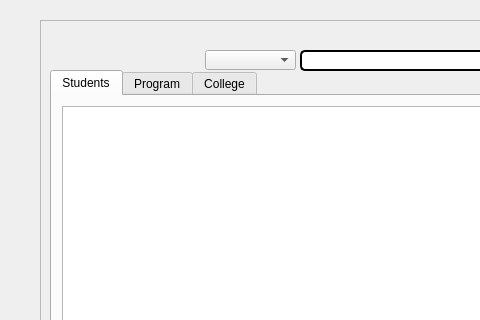
The window that mainwindow.ui (Kris2103/CCC151-CSV) describes before a commit, drawn with Qt 5; both pictures show x 400 to 880 and y 0 to 320 of the 1220 by 683 pixel window.
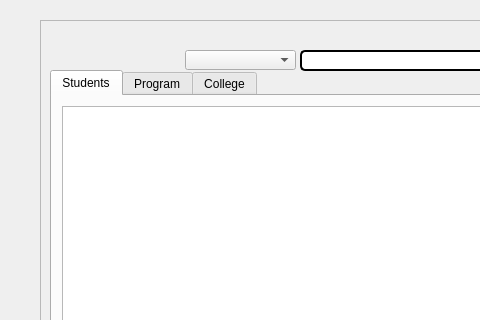
The same window after the commit.

Commit message:
Final(sure na jud)
Last nalang jud sa UI

What changed in the file:
```diff
--- a/mainwindow.ui
+++ b/mainwindow.ui
@@ -606,9 +606,9 @@
     <widget class="QComboBox" name="Searchby">
      <property name="geometry">
       <rect>
-       <x>165</x>
+       <x>145</x>
        <y>30</y>
-       <width>91</width>
+       <width>111</width>
        <height>20</height>
       </rect>
      </property>
```
The commit also changes 1 other file.
